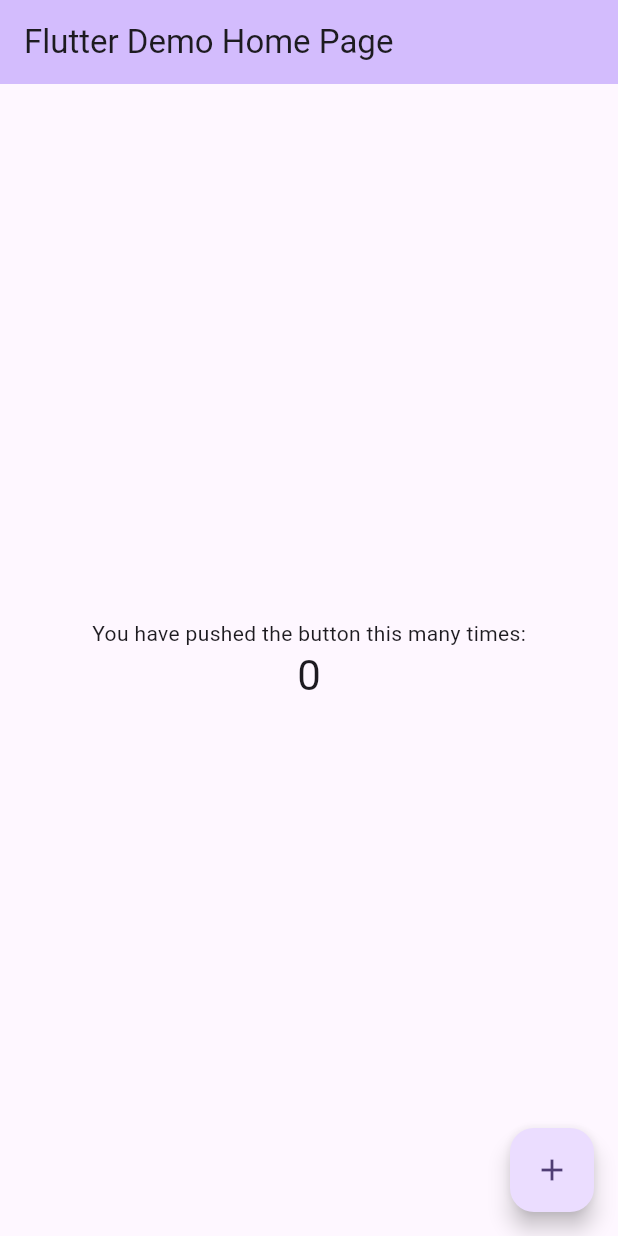
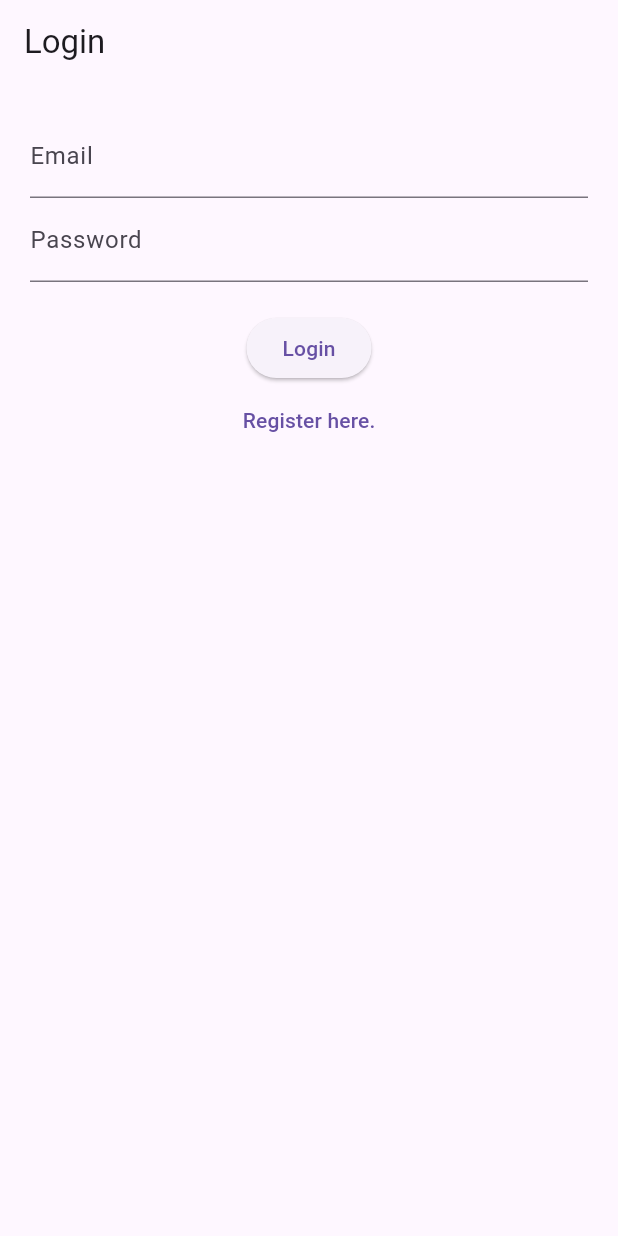
Before and after one commit to fheise1/hw4--MAD-, a Flutter app: the screen it shows after launch, on a phone screen of 412 x 824 dp. Run offline on Flutter 3.47's test engine with Material 3 defaults, Android fonts, the phone set to English and light mode, and no system bars; our stand-ins replace cloud_firestore, firebase_auth, firebase_core; accounts and stored records are empty.

Commit message:
added main screen, register screen, and login screen

```diff
--- /dev/null
+++ b/lib/login_screen.dart
@@ -0,0 +1,53 @@
+import 'package:flutter/material.dart';
+import 'package:firebase_auth/firebase_auth.dart';
+
+class LoginScreen extends StatefulWidget {
+  @override
+  _LoginScreenState createState() => _LoginScreenState();
+}
+
+class _LoginScreenState extends State<LoginScreen> {
+  final _auth = FirebaseAuth.instance;
+  final emailController = TextEditingController();
+  final passwordController = TextEditingController();
+
+  void login() async {
+    try {
+      await _auth.signInWithEmailAndPassword(
+        email: emailController.text,
+        password: passwordController.text,
+      );
+
+      Navigator.pushReplacementNamed(context, '/home');
+    } catch (e) {
+      print("Login error: $e");
+      ScaffoldMessenger.of(context).showSnackBar(
+        SnackBar(content: Text("Login Failed")),
+      );
+    }
+  }
+
+  @override
+  Widget build(BuildContext context) {
+    return Scaffold(
+      appBar: AppBar(title: Text("Login")),
+      body: Padding(
+        padding: EdgeInsets.all(20),
+        child: Column(
+          children: [
+            TextField(controller: emailController, decoration: InputDecoration(labelText: "Email")),
+            TextField(controller: passwordController, decoration: InputDecoration(labelText: "Password"), obscureText: true),
+            SizedBox(height: 20),
+            ElevatedButton(onPressed: login, child: Text("Login")),
+            TextButton(
+              onPressed: () {
+                Navigator.pushNamed(context, '/register');
+              },
+              child: Text("Register here."),
+            ),
+          ],
+        ),
+      ),
+    );
+  }
+}
--- a/lib/main.dart
+++ b/lib/main.dart
@@ -1,125 +1,28 @@
 import 'package:flutter/material.dart';
+import 'package:firebase_core/firebase_core.dart';
+import 'splash_screen.dart';
+import 'login_screen.dart';
+import 'register_screen.dart';
+import 'home_screen.dart';
 
-void main() {
-  runApp(const MyApp());
+void main() async {
+  WidgetsFlutterBinding.ensureInitialized();
+  await Firebase.initializeApp();
+  runApp(MyApp());
 }
 
 class MyApp extends StatelessWidget {
-  const MyApp({super.key});
-
-  // This widget is the root of your application.
   @override
   Widget build(BuildContext context) {
     return MaterialApp(
-      title: 'Flutter Demo',
-      theme: ThemeData(
-        // This is the theme of your application.
-        //
-        // TRY THIS: Try running your application with "flutter run". You'll see
-        // the application has a purple toolbar. Then, without quitting the app,
-        // try changing the seedColor in the colorScheme below to Colors.green
-        // and then invoke "hot reload" (save your changes or press the "hot
-        // reload" button in a Flutter-supported IDE, or press "r" if you used
-        // the command line to start the app).
-        //
-        // Notice that the counter didn't reset back to zero; the application
-        // state is not lost during the reload. To reset the state, use hot
-        // restart instead.
-        //
-        // This works for code too, not just values: Most code changes can be
-        // tested with just a hot reload.
-        colorScheme: ColorScheme.fromSeed(seedColor: Colors.deepPurple),
-        useMaterial3: true,
-      ),
-      home: const MyHomePage(title: 'Flutter Demo Home Page'),
+      title: 'Message Board App',
+      initialRoute: '/',
+      routes: {
+        '/': (context) => SplashScreen(),
+        '/login': (context) => LoginScreen(),
+        '/register': (context) => RegisterScreen(),
+        '/home': (context) => HomeScreen(),
+      },
     );
   }
 }
-
-class MyHomePage extends StatefulWidget {
-  const MyHomePage({super.key, required this.title});
-
-  // This widget is the home page of your application. It is stateful, meaning
-  // that it has a State object (defined below) that contains fields that affect
-  // how it looks.
-
-  // This class is the configuration for the state. It holds the values (in this
-  // case the title) provided by the parent (in this case the App widget) and
-  // used by the build method of the State. Fields in a Widget subclass are
-  // always marked "final".
-
-  final String title;
-
-  @override
-  State<MyHomePage> createState() => _MyHomePageState();
-}
-
-class _MyHomePageState extends State<MyHomePage> {
-  int _counter = 0;
-
-  void _incrementCounter() {
-    setState(() {
-      // This call to setState tells the Flutter framework that something has
-      // changed in this State, which causes it to rerun the build method below
-      // so that the display can reflect the updated values. If we changed
-      // _counter without calling setState(), then the build method would not be
-      // called again, and so nothing would appear to happen.
-      _counter++;
-    });
-  }
-
-  @override
-  Widget build(BuildContext context) {
-    // This method is rerun every time setState is called, for instance as done
-    // by the _incrementCounter method above.
-    //
-    // The Flutter framework has been optimized to make rerunning build methods
-    // fast, so that you can just rebuild anything that needs updating rather
-    // than having to individually change instances of widgets.
-    return Scaffold(
-      appBar: AppBar(
-        // TRY THIS: Try changing the color here to a specific color (to
-        // Colors.amber, perhaps?) and trigger a hot reload to see the AppBar
-        // change color while the other colors stay the same.
-        backgroundColor: Theme.of(context).colorScheme.inversePrimary,
-        // Here we take the value from the MyHomePage object that was created by
-        // the App.build method, and use it to set our appbar title.
-        title: Text(widget.title),
-      ),
-      body: Center(
-        // Center is a layout widget. It takes a single child and positions it
-        // in the middle of the parent.
-        child: Column(
-          // Column is also a layout widget. It takes a list of children and
-          // arranges them vertically. By default, it sizes itself to fit its
-          // children horizontally, and tries to be as tall as its parent.
-          //
-          // Column has various properties to control how it sizes itself and
-          // how it positions its children. Here we use mainAxisAlignment to
-          // center the children vertically; the main axis here is the vertical
-          // axis because Columns are vertical (the cross axis would be
-          // horizontal).
-          //
-          // TRY THIS: Invoke "debug painting" (choose the "Toggle Debug Paint"
-          // action in the IDE, or press "p" in the console), to see the
-          // wireframe for each widget.
-          mainAxisAlignment: MainAxisAlignment.center,
-          children: <Widget>[
-            const Text(
-              'You have pushed the button this many times:',
-            ),
-            Text(
-              '$_counter',
-              style: Theme.of(context).textTheme.headlineMedium,
-            ),
-          ],
-        ),
-      ),
-      floatingActionButton: FloatingActionButton(
-        onPressed: _incrementCounter,
-        tooltip: 'Increment',
-        child: const Icon(Icons.add),
-      ), // This trailing comma makes auto-formatting nicer for build methods.
-    );
-  }
-}
```
Also changed, not shown: lib/register_screen.dart (added, +61 -0 lines), lib/hat_screen.dart (added), lib/home_screen.dart (added), lib/profile_screen.dart (added), lib/settings_screen.dart (added).
